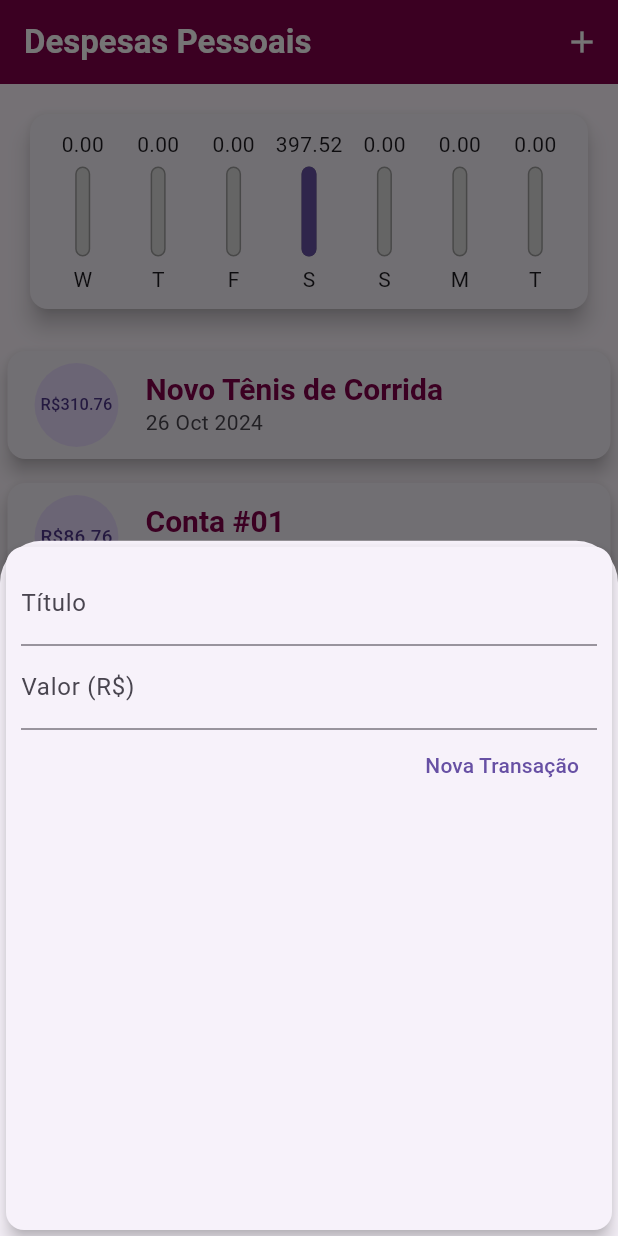
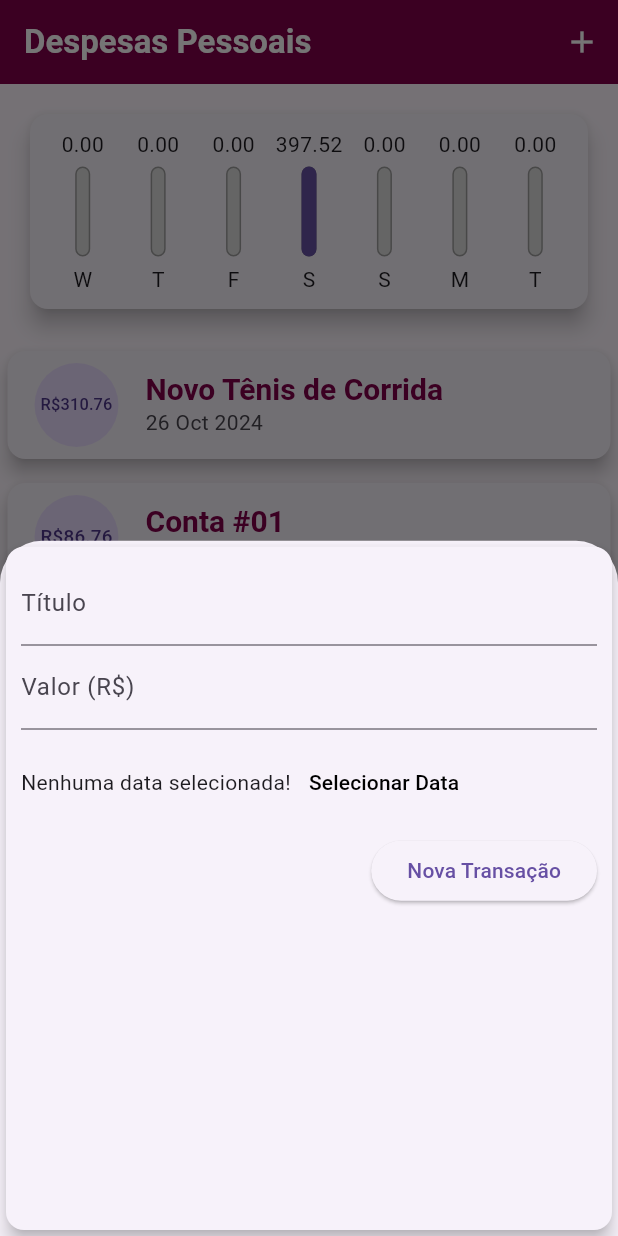
Before and after one commit to gabibecker/DespesasPessoais, a Flutter app: the screen it shows after launch, after a tap on the "add" icon, on a phone screen of 412 x 824 dp. Run offline on Flutter 3.47's test engine with Material 3 defaults, Android fonts, the phone set to English and light mode, and no system bars; Roboto replaces fonts that are missing (OpenSans).

Commit message:
130. Preparando formulário

```diff
--- a/expenses/lib/components/transaction_form.dart
+++ b/expenses/lib/components/transaction_form.dart
@@ -46,16 +46,35 @@ class _TransactionFormState extends State<TransactionForm> {
                 decoration: InputDecoration(
                   labelText: 'Valor (R\$)',
                 )),
+            Container(
+              height: 70,
+              child: Row(
+                children: [
+                  Text('Nenhuma data selecionada!'),
+                  TextButton(
+                    child: Text(
+                      'Selecionar Data',
+                       style: TextStyle(
+                        color: Colors.black,
+                       ),),
+                    onPressed: () {},
+                    style: TextButton.styleFrom(
+                      foregroundColor: Theme.of(context).primaryColor,
+                    ),
+                  ),
+                ],
+              ),
+            ),
             Row(
               mainAxisAlignment: MainAxisAlignment.end,
               children: [
-                TextButton(
+                ElevatedButton(
                     onPressed: _submitForm,
                     child: Text(
                       'Nova Transação',
                       style: TextStyle(
                         color: Theme.of(context).primaryColor,
-                      ),
+                      )
                     )),
               ],
             )
```
